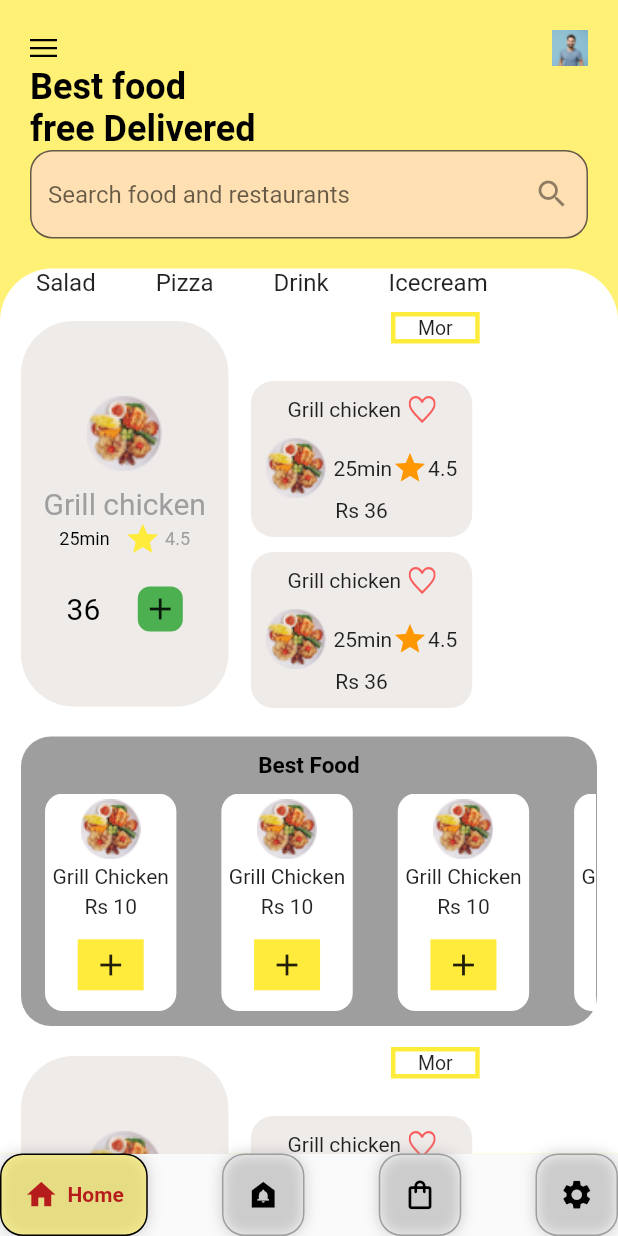
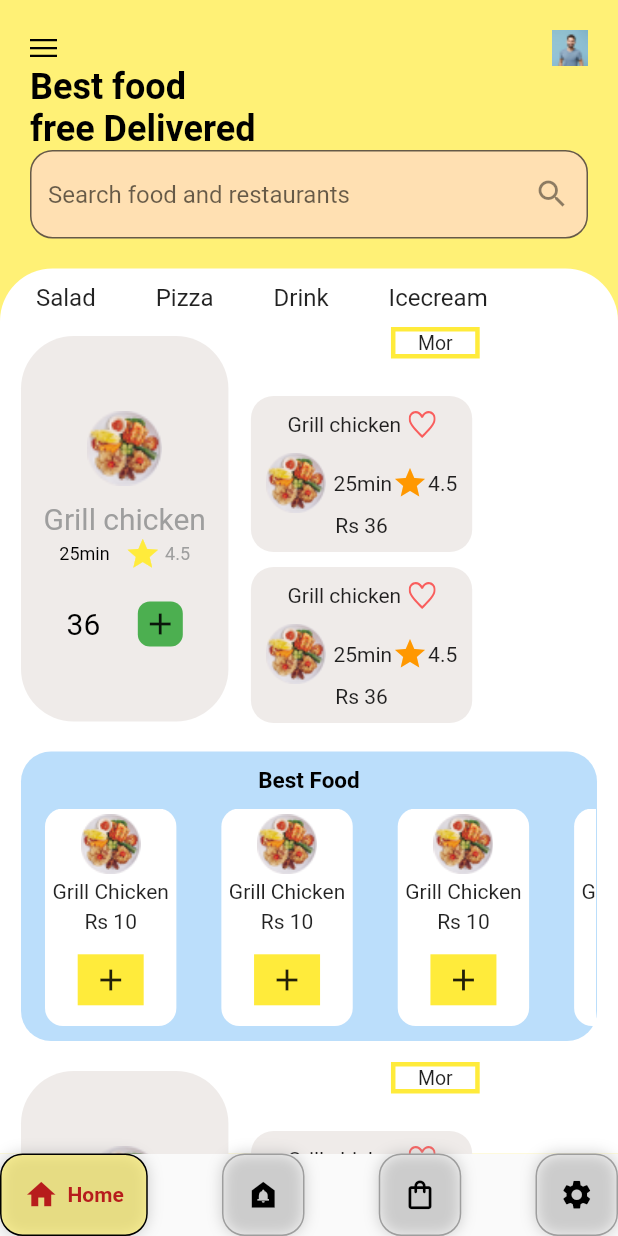
Before and after one commit to Dharmeshkatariya/figmadesign, a Flutter app: the GrillFoodPage screen opened directly, on a phone screen of 412 x 824 dp. Run offline on Flutter 3.47's test engine with Material 2 defaults, Android fonts, the phone set to English and light mode, and no system bars; drawn by our look-alikes of google_nav_bar; our stand-ins replace carousel_slider, curved_navigation_bar, flutter_svg.

Commit message:
design color update

```diff
--- a/lib/screen11/screen11page.dart
+++ b/lib/screen11/screen11page.dart
@@ -1,6 +1,7 @@
 import 'package:figmadesign/common.dart';
 import 'package:figmadesign/model/bestfood.dart';
 import 'package:figmadesign/model/grillchicken.dart';
+import 'package:flutter/cupertino.dart';
 import 'package:flutter/material.dart';
 import 'package:flutter_svg/flutter_svg.dart';
 
@@ -82,7 +83,9 @@ class _GrillFoodPageState extends State<GrillFoodPage> {
                       topLeft: Radius.circular(35),
                     ),
                     child: Column(
+                      mainAxisAlignment: MainAxisAlignment.spaceEvenly,
                       children: [
+                        const SizedBox(height: 10,),
                         SizedBox(
                           height: 25,
                           child: ListView.builder(
@@ -292,7 +295,7 @@ class _GrillFoodPageState extends State<GrillFoodPage> {
         Container(
           width: double.infinity,
           decoration: BoxDecoration(
-            color: Colors.grey,
+            color: Colors.blue.shade100,
             borderRadius: BorderRadius.circular(20),
           ),
           padding: const EdgeInsets.symmetric(vertical: 10, horizontal: 1),
```
